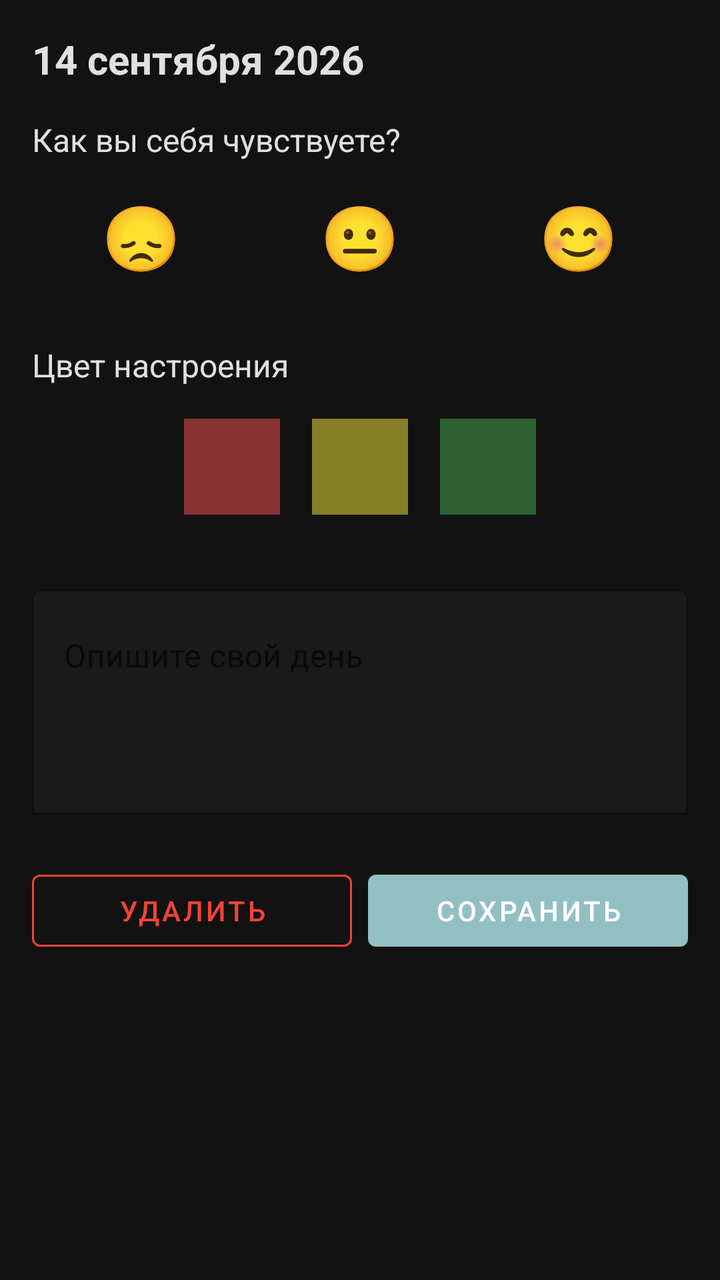
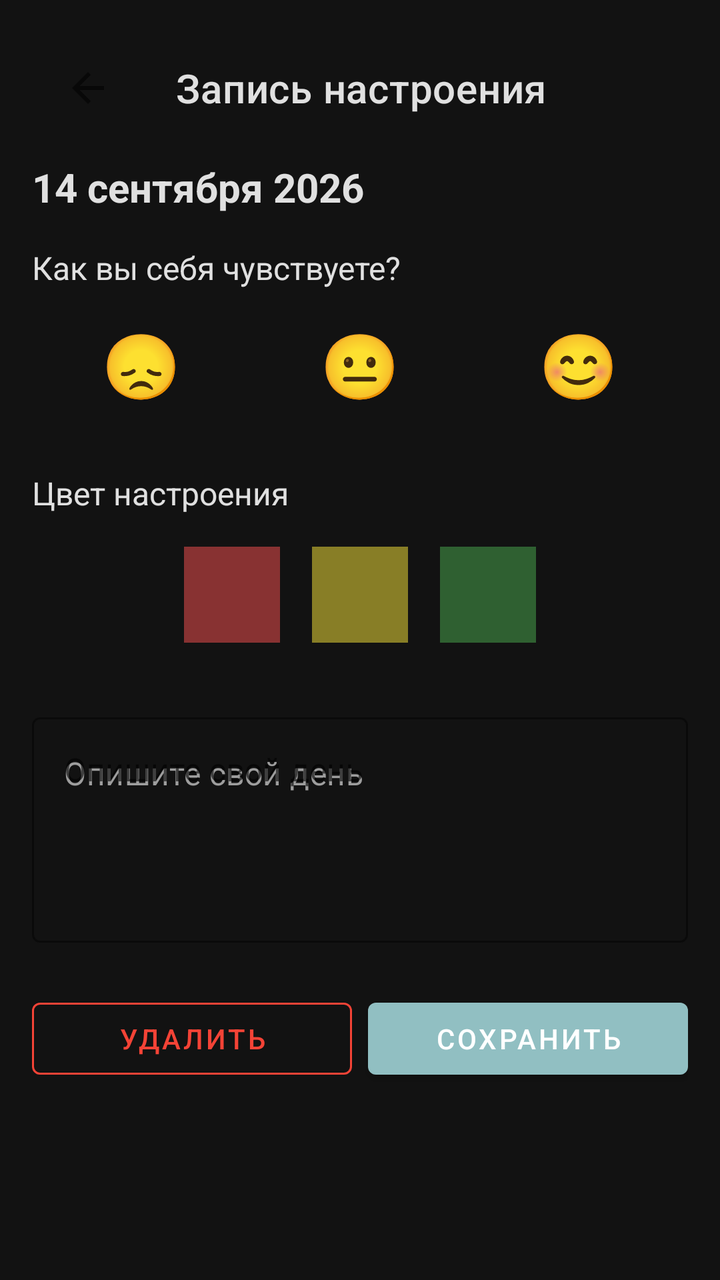

Screens rendered from an Android XML layout before and after an edit, with the pre-edit source and the edit as a unified diff.
<!-- AndroidManifest.xml: application theme Theme.Kyrsach -->
<!-- res/layout/activity_entry.xml -->
<?xml version="1.0" encoding="utf-8"?>
<ScrollView
    xmlns:android="http://schemas.android.com/apk/res/android"
    xmlns:app="http://schemas.android.com/apk/res-auto"
    xmlns:tools="http://schemas.android.com/tools"
    android:layout_width="match_parent"
    android:layout_height="match_parent"
    android:fillViewport="true"
    android:background="#121212"
    tools:context=".EntryActivity">

    <LinearLayout
        android:layout_width="match_parent"
        android:layout_height="wrap_content"
        android:orientation="vertical"
        android:padding="16dp"
        android:background="#121212">

        <TextView
            android:id="@+id/tv_entry_date"
            android:layout_width="match_parent"
            android:layout_height="wrap_content"
            android:text="14 сентября 2026"
            android:textSize="20sp"
            android:textStyle="bold"
            android:textColor="#E0E0E0"
            android:layout_marginBottom="16dp"/>

        <TextView
            android:layout_width="wrap_content"
            android:layout_height="wrap_content"
            android:text="Как вы себя чувствуете?"
            android:textSize="16sp"
            android:textColor="#E0E0E0"
            android:layout_marginBottom="8dp"/>

        <RadioGroup
            android:id="@+id/rg_emoji"
            android:layout_width="match_parent"
            android:layout_height="wrap_content"
            android:orientation="horizontal"
            android:gravity="center"
            android:layout_marginBottom="24dp">

            <RadioButton
                android:id="@+id/rb_emoji_bad"
                android:layout_width="0dp"
                android:layout_height="wrap_content"
                android:layout_weight="1"
                android:button="@null"
                android:gravity="center"
                android:text="😞"
                android:textSize="32sp"
                android:padding="8dp"/>

            <RadioButton
                android:id="@+id/rb_emoji_neutral"
                android:layout_width="0dp"
                android:layout_height="wrap_content"
                android:layout_weight="1"
                android:button="@null"
                android:gravity="center"
                android:text="😐"
                android:textSize="32sp"
                android:padding="8dp"/>

            <RadioButton
                android:id="@+id/rb_emoji_good"
                android:layout_width="0dp"
                android:layout_height="wrap_content"
                android:layout_weight="1"
                android:button="@null"
                android:gravity="center"
                android:text="😊"
                android:textSize="32sp"
                android:padding="8dp"/>
        </RadioGroup>

        <TextView
            android:layout_width="wrap_content"
            android:layout_height="wrap_content"
            android:text="Цвет настроения"
            android:textSize="16sp"
            android:textColor="#E0E0E0"
            android:layout_marginBottom="8dp"/>

        <LinearLayout
            android:id="@+id/ll_color_selector"
            android:layout_width="match_parent"
            android:layout_height="wrap_content"
            android:orientation="horizontal"
            android:gravity="center"
            android:layout_marginBottom="24dp">

            <View
                android:id="@+id/color_bad"
                android:layout_width="48dp"
                android:layout_height="48dp"
                android:layout_margin="8dp"
                android:background="#FF5252"
                android:alpha="0.5"/>

            <View
                android:id="@+id/color_neutral"
                android:layout_width="48dp"
                android:layout_height="48dp"
                android:layout_margin="8dp"
                android:background="#FFEB3B"
                android:alpha="0.5"/>

            <View
                android:id="@+id/color_good"
                android:layout_width="48dp"
                android:layout_height="48dp"
                android:layout_margin="8dp"
                android:background="#4CAF50"
                android:alpha="0.5"/>
        </LinearLayout>

        <com.google.android.material.textfield.TextInputLayout
            android:layout_width="match_parent"
            android:layout_height="wrap_content"
            android:hint="Опишите свой день"
            android:layout_marginBottom="24dp"
            app:hintTextColor="#FFFFFF"
            app:boxBackgroundMode="outline"
            app:boxStrokeColor="#555555"
            app:boxStrokeColorFocused="#91BFC2">

            <com.google.android.material.textfield.TextInputEditText
                android:id="@+id/et_mood_text"
                android:layout_width="match_parent"
                android:layout_height="wrap_content"
                android:gravity="top"
                android:inputType="textMultiLine|textCapSentences"
                android:minLines="4"
                android:maxLines="8"
                android:textColor="#E0E0E0"
                android:textColorHint="#757575"
                android:backgroundTint="#555555"/>
        </com.google.android.material.textfield.TextInputLayout>

        <LinearLayout
            android:layout_width="match_parent"
            android:layout_height="wrap_content"
            android:orientation="horizontal"
            android:layout_marginTop="0dp">

            <com.google.android.material.button.MaterialButton
                android:id="@+id/btn_delete"
                style="@style/Widget.MaterialComponents.Button.OutlinedButton"
                android:layout_width="0dp"
                android:layout_height="wrap_content"
                android:layout_weight="1"
                android:layout_marginEnd="8dp"
                android:text="Удалить"
                android:textColor="#F44336"
                app:strokeColor="#F44336"/>

            <com.google.android.material.button.MaterialButton
                android:id="@+id/btn_save"
                android:layout_width="0dp"
                android:layout_height="wrap_content"
                android:layout_weight="1"
                android:text="Сохранить"
                app:backgroundTint="#91BFC2"
                app:rippleColor="#5A8F92"/>
        </LinearLayout>

    </LinearLayout>
</ScrollView>
<!-- resources referenced by this layout -->
<resources>
  <style name="Theme.Kyrsach" parent="Theme.MaterialComponents.DayNight.NoActionBar">
          
          <item name="colorPrimary">#91BFC2</item>
          <item name="colorPrimaryVariant">#5A8F92</item>
          <item name="colorOnPrimary">#FFFFFF</item>
  
          
          <item name="android:statusBarColor">#121212</item>
  
          
          <item name="android:navigationBarColor">#121212</item>
      </style>
</resources>

<!-- the commit's change to res/layout/activity_entry.xml (unified diff, before → after) -->
@@ -15,6 +15,18 @@
         android:orientation="vertical"
         android:padding="16dp"
         android:background="#121212">
+
+        <androidx.appcompat.widget.Toolbar
+            android:id="@+id/toolbar"
+            android:layout_width="match_parent"
+            android:layout_height="?attr/actionBarSize"
+            android:background="#121212"
+            app:navigationIcon="?attr/homeAsUpIndicator"
+            app:title="Запись настроения"
+            app:titleTextColor="#E0E0E0"
+            android:layout_marginBottom="8dp"
+            app:navigationIconTint="#FFFFFF"
+            />
 
         <TextView
             android:id="@+id/tv_entry_date"
@@ -120,12 +132,11 @@
         <com.google.android.material.textfield.TextInputLayout
             android:layout_width="match_parent"
             android:layout_height="wrap_content"
+            android:layout_marginBottom="24dp"
+            style="@style/Widget.MaterialComponents.TextInputLayout.OutlinedBox"
             android:hint="Опишите свой день"
-            android:layout_marginBottom="24dp"
-            app:hintTextColor="#FFFFFF"
-            app:boxBackgroundMode="outline"
-            app:boxStrokeColor="#555555"
-            app:boxStrokeColorFocused="#91BFC2">
+            app:boxStrokeColor="#91BFC2"
+            app:hintTextColor="#91BFC2">
 
             <com.google.android.material.textfield.TextInputEditText
                 android:id="@+id/et_mood_text"
@@ -136,8 +147,8 @@
                 android:minLines="4"
                 android:maxLines="8"
                 android:textColor="#E0E0E0"
-                android:textColorHint="#757575"
-                android:backgroundTint="#555555"/>
+                android:textColorHint="#9E9E9E"
+                android:hint="Опишите свой день"/>
         </com.google.android.material.textfield.TextInputLayout>
 
         <LinearLayout
